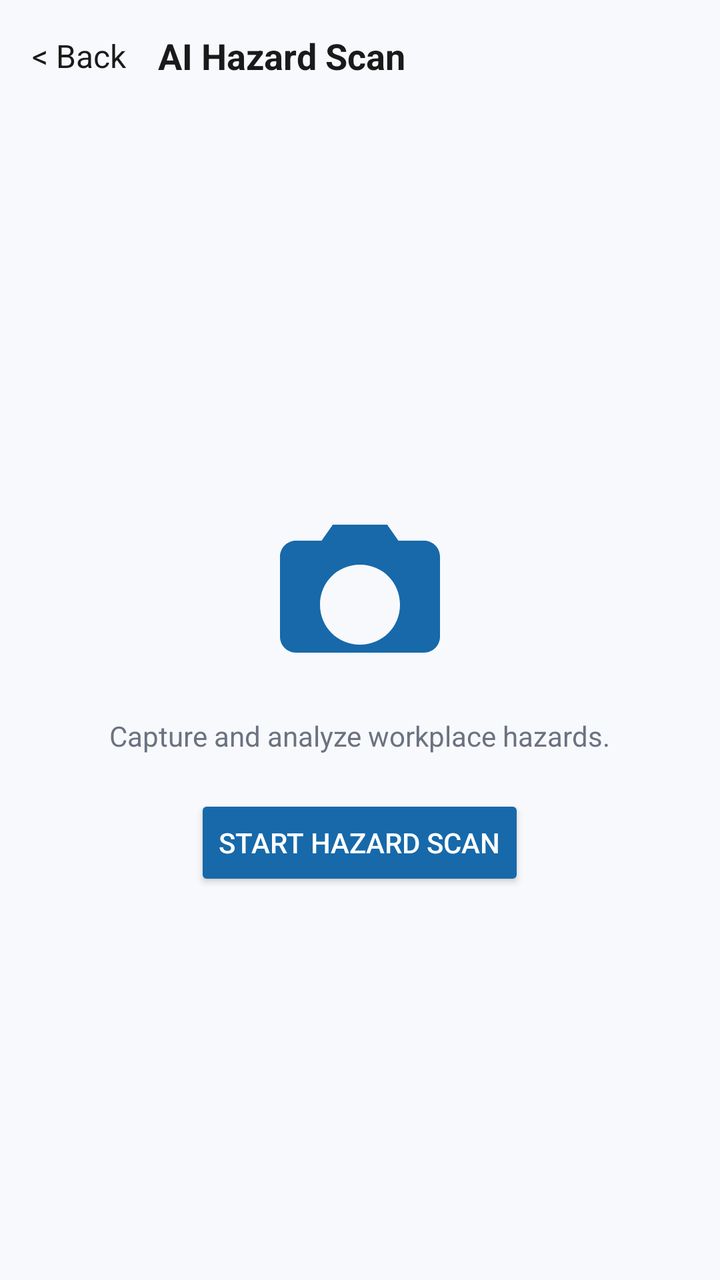
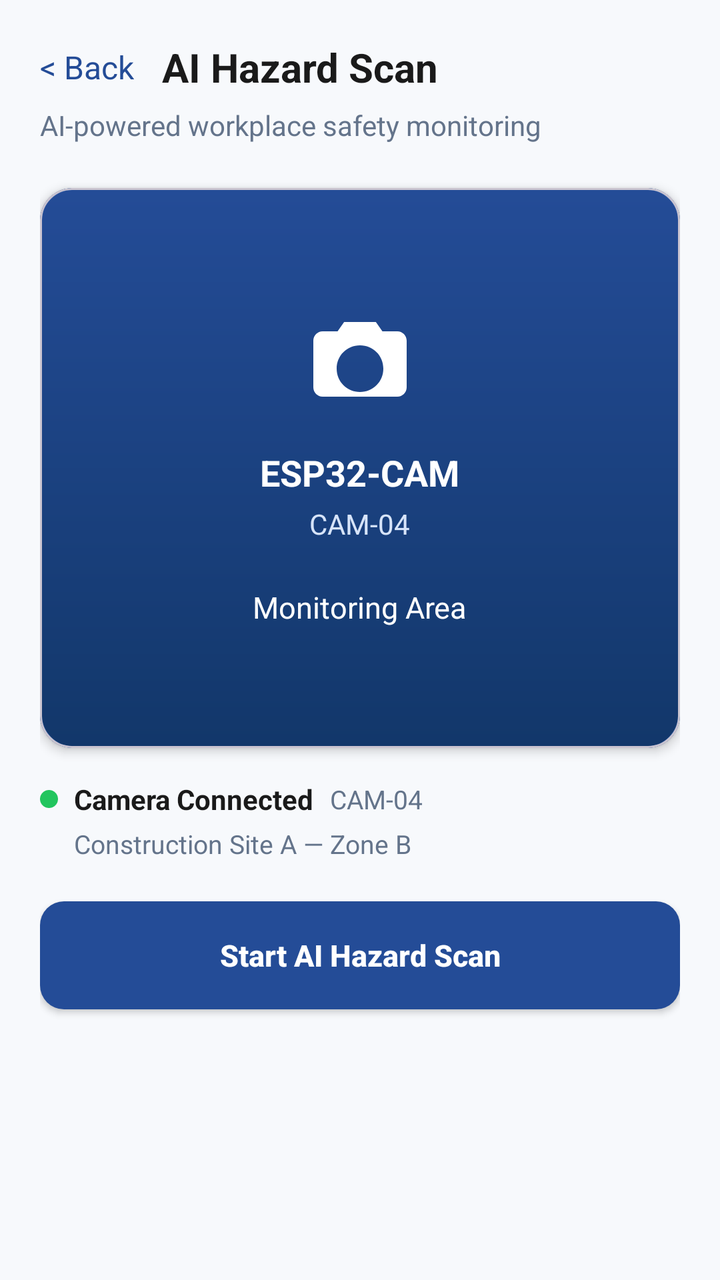

Compare the two renders of this Android layout. The source of the first and the diff that turns it into the second are given below.
<!-- AndroidManifest.xml: application theme Theme.HAZORA -->
<!-- res/layout/activity_hazard_scan.xml -->
<?xml version="1.0" encoding="utf-8"?>
<LinearLayout xmlns:android="http://schemas.android.com/apk/res/android"
    xmlns:app="http://schemas.android.com/apk/res-auto"
    android:layout_width="match_parent"
    android:layout_height="match_parent"
    android:orientation="vertical"
    android:background="@color/background_light">

    <LinearLayout
        android:layout_width="match_parent"
        android:layout_height="56dp"
        android:orientation="horizontal"
        android:paddingStart="16dp"
        android:paddingEnd="16dp"
        android:gravity="center_vertical">

        <TextView
            android:id="@+id/tv_back"
            android:layout_width="wrap_content"
            android:layout_height="wrap_content"
            android:text="&lt; Back"
            android:textColor="@color/primary_text_dark"
            android:textSize="16sp" />

        <TextView
            android:id="@+id/tv_title"
            android:layout_width="wrap_content"
            android:layout_height="wrap_content"
            android:layout_marginStart="16dp"
            android:text="AI Hazard Scan"
            android:textColor="@color/primary_text_dark"
            android:textStyle="bold"
            android:textSize="18sp" />
    </LinearLayout>

    <LinearLayout
        android:layout_width="match_parent"
        android:layout_height="match_parent"
        android:orientation="vertical"
        android:gravity="center"
        android:padding="24dp">

        <ImageView
            android:layout_width="96dp"
            android:layout_height="96dp"
            android:src="@drawable/ic_camera"
            android:tint="@color/primary_blue" />

        <TextView
            android:layout_width="wrap_content"
            android:layout_height="wrap_content"
            android:text="Capture and analyze workplace hazards."
            android:textColor="@color/secondary_text_dark"
            android:layout_marginTop="12dp" />

        <Button
            android:id="@+id/btn_start_scan"
            android:layout_width="wrap_content"
            android:layout_height="wrap_content"
            android:layout_marginTop="20dp"
            android:text="Start Hazard Scan"
            android:backgroundTint="@color/primary_blue"
            android:textColor="@color/white" />

    </LinearLayout>

</LinearLayout>
<!-- resources referenced by this layout -->
<resources>
  <color name="background_light">#F7F9FC</color>
  <color name="primary_blue">#1769AA</color>
  <color name="primary_text_dark">#1A1A1A</color>
  <color name="secondary_text_dark">#6B7280</color>
  <color name="white">#FFFFFFFF</color>
  <!-- drawable ic_camera (drawable) -->
  <?xml version="1.0" encoding="utf-8"?>
  <vector xmlns:android="http://schemas.android.com/apk/res/android"
      android:width="24dp"
      android:height="24dp"
      android:viewportWidth="24"
      android:viewportHeight="24">
      <path
          android:fillColor="#FF000000"
          android:pathData="M20,5h-3.2l-1.4-2H8.6L7.2,5H4c-1.1,0-2,0.9-2,2v10c0,1.1,0.9,2,2,2h16c1.1,0,2-0.9,2-2V7c0-1.1-0.9-2-2-2zM12,18c-2.8,0-5-2.2-5-5s2.2-5,5-5,5,2.2,5,5-2.2,5-5,5z"/>
  </vector>
  <style name="Theme.HAZORA" parent="Base.Theme.HAZORA" />
  <style name="Base.Theme.HAZORA" parent="Theme.Material3.DayNight.NoActionBar">
          <item name="colorPrimary">@color/primary_blue</item>
          <item name="colorOnPrimary">@color/white</item>
          <item name="colorPrimaryContainer">@color/primary_blue_light</item>
          <item name="colorOnPrimaryContainer">@color/background_navy</item>
          <item name="colorSecondary">@color/accent_orange</item>
          <item name="colorOnSecondary">@color/background_navy</item>
          <item name="colorSurface">@color/card_gray</item>
          <item name="colorOnSurface">@color/text_primary</item>
          <item name="android:windowBackground">@color/background_navy</item>
          <item name="android:navigationBarColor">@color/background_navy</item>
          <item name="android:statusBarColor">@color/background_navy</item>
          <item name="android:windowLightStatusBar">false</item>
      </style>
  <color name="primary_blue_light">#65A8DC</color>
  <color name="background_navy">#071A2C</color>
  <color name="accent_orange">#F7941D</color>
  <color name="card_gray">#173047</color>
  <color name="text_primary">#FFFFFFFF</color>
</resources>

<!-- the commit's change to res/layout/activity_hazard_scan.xml (unified diff, before → after) -->
@@ -1,67 +1,285 @@
 <?xml version="1.0" encoding="utf-8"?>
-<LinearLayout xmlns:android="http://schemas.android.com/apk/res/android"
+<ScrollView xmlns:android="http://schemas.android.com/apk/res/android"
     xmlns:app="http://schemas.android.com/apk/res-auto"
     android:layout_width="match_parent"
     android:layout_height="match_parent"
-    android:orientation="vertical"
-    android:background="@color/background_light">
+    android:background="#F7F9FC"
+    android:fillViewport="true">
 
     <LinearLayout
         android:layout_width="match_parent"
-        android:layout_height="56dp"
-        android:orientation="horizontal"
-        android:paddingStart="16dp"
-        android:paddingEnd="16dp"
-        android:gravity="center_vertical">
+        android:layout_height="wrap_content"
+        android:orientation="vertical"
+        android:paddingStart="20dp"
+        android:paddingTop="20dp"
+        android:paddingEnd="20dp"
+        android:paddingBottom="28dp">
+
+        <LinearLayout
+            android:layout_width="match_parent"
+            android:layout_height="wrap_content"
+            android:gravity="center_vertical"
+            android:orientation="horizontal">
+
+            <TextView
+                android:id="@+id/tv_back"
+                android:layout_width="wrap_content"
+                android:layout_height="wrap_content"
+                android:text="&lt; Back"
+                android:textColor="#244C97"
+                android:textSize="16sp" />
+
+            <TextView
+                android:id="@+id/tv_title"
+                android:layout_width="wrap_content"
+                android:layout_height="wrap_content"
+                android:layout_marginStart="14dp"
+                android:text="AI Hazard Scan"
+                android:textColor="#1A1A1A"
+                android:textSize="20sp"
+                android:textStyle="bold" />
+        </LinearLayout>
 
         <TextView
-            android:id="@+id/tv_back"
-            android:layout_width="wrap_content"
-            android:layout_height="wrap_content"
-            android:text="&lt; Back"
-            android:textColor="@color/primary_text_dark"
-            android:textSize="16sp" />
+            android:layout_width="match_parent"
+            android:layout_height="wrap_content"
+            android:layout_marginTop="6dp"
+            android:text="AI-powered workplace safety monitoring"
+            android:textColor="#64748B"
+            android:textSize="14sp" />
+
+        <com.google.android.material.card.MaterialCardView
+            android:layout_width="match_parent"
+            android:layout_height="280dp"
+            android:layout_marginTop="22dp"
+            app:cardBackgroundColor="#1B3C79"
+            app:cardCornerRadius="16dp"
+            app:cardElevation="3dp">
+
+            <LinearLayout
+                android:layout_width="match_parent"
+                android:layout_height="match_parent"
+                android:background="@drawable/bg_hazard_monitoring"
+                android:gravity="center"
+                android:orientation="vertical"
+                android:padding="24dp">
+
+                <ImageView
+                    android:layout_width="56dp"
+                    android:layout_height="56dp"
+                    android:contentDescription="Camera feed"
+                    android:src="@drawable/ic_camera"
+                    android:tint="#FFFFFF" />
+
+                <TextView
+                    android:layout_width="wrap_content"
+                    android:layout_height="wrap_content"
+                    android:layout_marginTop="14dp"
+                    android:text="ESP32-CAM"
+                    android:textColor="#FFFFFF"
+                    android:textSize="18sp"
+                    android:textStyle="bold" />
+
+                <TextView
+                    android:layout_width="wrap_content"
+                    android:layout_height="wrap_content"
+                    android:layout_marginTop="4dp"
+                    android:text="CAM-04"
+                    android:textColor="#D7E4FA"
+                    android:textSize="14sp" />
+
+                <TextView
+                    android:layout_width="wrap_content"
+                    android:layout_height="wrap_content"
+                    android:layout_marginTop="22dp"
+                    android:text="Monitoring Area"
+                    android:textColor="#FFFFFF"
+                    android:textSize="15sp" />
+            </LinearLayout>
+        </com.google.android.material.card.MaterialCardView>
+
+        <LinearLayout
+            android:layout_width="match_parent"
+            android:layout_height="wrap_content"
+            android:layout_marginTop="16dp"
+            android:gravity="center_vertical"
+            android:orientation="horizontal">
+
+            <View
+                android:layout_width="9dp"
+                android:layout_height="9dp"
+                android:layout_marginEnd="8dp"
+                android:background="@drawable/bg_welcome_circle"
+                android:backgroundTint="#22C55E" />
+
+            <TextView
+                android:layout_width="wrap_content"
+                android:layout_height="wrap_content"
+                android:text="Camera Connected"
+                android:textColor="#1A1A1A"
+                android:textSize="14sp"
+                android:textStyle="bold" />
+
+            <TextView
+                android:layout_width="wrap_content"
+                android:layout_height="wrap_content"
+                android:layout_marginStart="8dp"
+                android:text="CAM-04"
+                android:textColor="#64748B"
+                android:textSize="13sp" />
+        </LinearLayout>
 
         <TextView
-            android:id="@+id/tv_title"
-            android:layout_width="wrap_content"
-            android:layout_height="wrap_content"
-            android:layout_marginStart="16dp"
-            android:text="AI Hazard Scan"
-            android:textColor="@color/primary_text_dark"
-            android:textStyle="bold"
-            android:textSize="18sp" />
-    </LinearLayout>
-
-    <LinearLayout
-        android:layout_width="match_parent"
-        android:layout_height="match_parent"
-        android:orientation="vertical"
-        android:gravity="center"
-        android:padding="24dp">
-
-        <ImageView
-            android:layout_width="96dp"
-            android:layout_height="96dp"
-            android:src="@drawable/ic_camera"
-            android:tint="@color/primary_blue" />
-
-        <TextView
-            android:layout_width="wrap_content"
-            android:layout_height="wrap_content"
-            android:text="Capture and analyze workplace hazards."
-            android:textColor="@color/secondary_text_dark"
-            android:layout_marginTop="12dp" />
+            android:layout_width="match_parent"
+            android:layout_height="wrap_content"
+            android:layout_marginStart="17dp"
+            android:layout_marginTop="4dp"
+            android:text="Construction Site A — Zone B"
+            android:textColor="#64748B"
+            android:textSize="13sp" />
+
+        <LinearLayout
+            android:id="@+id/layout_analyzing"
+            android:layout_width="match_parent"
+            android:layout_height="wrap_content"
+            android:layout_marginTop="20dp"
+            android:gravity="center_vertical"
+            android:orientation="horizontal"
+            android:visibility="gone">
+
+            <ProgressBar
+                android:layout_width="32dp"
+                android:layout_height="32dp"
+                android:indeterminateTint="#244C97" />
+
+            <LinearLayout
+                android:layout_width="0dp"
+                android:layout_height="wrap_content"
+                android:layout_marginStart="12dp"
+                android:layout_weight="1"
+                android:orientation="vertical">
+
+                <TextView
+                    android:layout_width="match_parent"
+                    android:layout_height="wrap_content"
+                    android:text="Analyzing Workplace Image..."
+                    android:textColor="#1A1A1A"
+                    android:textSize="16sp"
+                    android:textStyle="bold" />
+
+                <TextView
+                    android:layout_width="match_parent"
+                    android:layout_height="wrap_content"
+                    android:layout_marginTop="3dp"
+                    android:text="Scanning for hazards and PPE violations."
+                    android:textColor="#64748B"
+                    android:textSize="13sp" />
+            </LinearLayout>
+        </LinearLayout>
 
         <Button
             android:id="@+id/btn_start_scan"
-            android:layout_width="wrap_content"
-            android:layout_height="wrap_content"
+            android:layout_width="match_parent"
+            android:layout_height="54dp"
             android:layout_marginTop="20dp"
-            android:text="Start Hazard Scan"
-            android:backgroundTint="@color/primary_blue"
-            android:textColor="@color/white" />
-
+            android:background="@drawable/bg_hazard_primary_button"
+            android:text="Start AI Hazard Scan"
+            android:textAllCaps="false"
+            android:textColor="#FFFFFF"
+            android:textSize="15sp"
+            android:textStyle="bold" />
+
+        <com.google.android.material.card.MaterialCardView
+            android:id="@+id/card_scan_result"
+            android:layout_width="match_parent"
+            android:layout_height="wrap_content"
+            android:layout_marginTop="20dp"
+            android:visibility="gone"
+            app:cardBackgroundColor="#FFFFFF"
+            app:cardCornerRadius="16dp"
+            app:cardElevation="2dp">
+
+            <LinearLayout
+                android:layout_width="match_parent"
+                android:layout_height="wrap_content"
+                android:orientation="vertical"
+                android:padding="18dp">
+
+                <LinearLayout
+                    android:layout_width="match_parent"
+                    android:layout_height="wrap_content"
+                    android:gravity="center_vertical"
+                    android:orientation="horizontal">
+
+                    <View
+                        android:layout_width="10dp"
+                        android:layout_height="10dp"
+                        android:layout_marginEnd="9dp"
+                        android:background="@drawable/bg_welcome_circle"
+                        android:backgroundTint="#EF4444" />
+
+                    <TextView
+                        android:layout_width="wrap_content"
+                        android:layout_height="wrap_content"
+                        android:text="Hazard Detected"
+                        android:textColor="#EF4444"
+                        android:textSize="17sp"
+                        android:textStyle="bold" />
+                </LinearLayout>
+
+                <TextView
+                    android:layout_width="match_parent"
+                    android:layout_height="wrap_content"
+                    android:layout_marginTop="16dp"
+                    android:text="Missing Hard Hat"
+                    android:textColor="#1A1A1A"
+                    android:textSize="20sp"
+                    android:textStyle="bold" />
+
+                <TextView
+                    android:layout_width="match_parent"
+                    android:layout_height="wrap_content"
+                    android:layout_marginTop="12dp"
+                    android:text="Camera:  CAM-04\nLocation:  Construction Site A — Zone B\nConfidence:  96.4%"
+                    android:textColor="#64748B"
+                    android:textSize="14sp" />
+
+                <TextView
+                    android:layout_width="wrap_content"
+                    android:layout_height="wrap_content"
+                    android:layout_marginTop="14dp"
+                    android:background="#FEE2E2"
+                    android:paddingStart="10dp"
+                    android:paddingTop="5dp"
+                    android:paddingEnd="10dp"
+                    android:paddingBottom="5dp"
+                    android:text="NEW"
+                    android:textColor="#EF4444"
+                    android:textSize="12sp"
+                    android:textStyle="bold" />
+
+                <Button
+                    android:id="@+id/btn_view_incident"
+                    android:layout_width="match_parent"
+                    android:layout_height="50dp"
+                    android:layout_marginTop="18dp"
+                    android:background="@drawable/bg_hazard_primary_button"
+                    android:text="View Incident"
+                    android:textAllCaps="false"
+                    android:textColor="#FFFFFF"
+                    android:textStyle="bold" />
+
+                <Button
+                    android:id="@+id/btn_scan_again"
+                    android:layout_width="match_parent"
+                    android:layout_height="50dp"
+                    android:layout_marginTop="8dp"
+                    android:background="@drawable/bg_hazard_secondary_button"
+                    android:text="Scan Again"
+                    android:textAllCaps="false"
+                    android:textColor="#244C97"
+                    android:textStyle="bold" />
+            </LinearLayout>
+        </com.google.android.material.card.MaterialCardView>
     </LinearLayout>
-
-</LinearLayout>
+</ScrollView>
<!-- resource entries referenced after the edit -->
@@ -1,10 +1,33 @@
 <!-- resources referenced by this layout -->
 <resources>
-  <color name="background_light">#F7F9FC</color>
-  <color name="primary_blue">#1769AA</color>
-  <color name="primary_text_dark">#1A1A1A</color>
-  <color name="secondary_text_dark">#6B7280</color>
-  <color name="white">#FFFFFFFF</color>
+  <!-- drawable bg_hazard_monitoring (drawable) -->
+  <?xml version="1.0" encoding="utf-8"?>
+  <shape xmlns:android="http://schemas.android.com/apk/res/android" android:shape="rectangle">
+      <gradient
+          android:angle="270"
+          android:endColor="#12376A"
+          android:startColor="#244C97" />
+      <corners android:radius="16dp" />
+      <stroke android:width="1dp" android:color="#4A73B5" />
+  </shape>
+  <!-- drawable bg_hazard_primary_button (drawable) -->
+  <?xml version="1.0" encoding="utf-8"?>
+  <shape xmlns:android="http://schemas.android.com/apk/res/android" android:shape="rectangle">
+      <solid android:color="#244C97" />
+      <corners android:radius="12dp" />
+  </shape>
+  <!-- drawable bg_hazard_secondary_button (drawable) -->
+  <?xml version="1.0" encoding="utf-8"?>
+  <shape xmlns:android="http://schemas.android.com/apk/res/android" android:shape="rectangle">
+      <solid android:color="#E8EEF9" />
+      <stroke android:width="1dp" android:color="#244C97" />
+      <corners android:radius="12dp" />
+  </shape>
+  <!-- drawable bg_welcome_circle (drawable) -->
+  <?xml version="1.0" encoding="utf-8"?>
+  <shape xmlns:android="http://schemas.android.com/apk/res/android" android:shape="oval">
+      <solid android:color="@color/primary_blue_light" />
+  </shape>
   <!-- drawable ic_camera (drawable) -->
   <?xml version="1.0" encoding="utf-8"?>
   <vector xmlns:android="http://schemas.android.com/apk/res/android"
@@ -17,6 +40,7 @@
           android:pathData="M20,5h-3.2l-1.4-2H8.6L7.2,5H4c-1.1,0-2,0.9-2,2v10c0,1.1,0.9,2,2,2h16c1.1,0,2-0.9,2-2V7c0-1.1-0.9-2-2-2zM12,18c-2.8,0-5-2.2-5-5s2.2-5,5-5,5,2.2,5,5-2.2,5-5,5z"/>
   </vector>
   <style name="Theme.HAZORA" parent="Base.Theme.HAZORA" />
+  <color name="primary_blue_light">#65A8DC</color>
   <style name="Base.Theme.HAZORA" parent="Theme.Material3.DayNight.NoActionBar">
           <item name="colorPrimary">@color/primary_blue</item>
           <item name="colorOnPrimary">@color/white</item>
@@ -31,7 +55,8 @@
           <item name="android:statusBarColor">@color/background_navy</item>
           <item name="android:windowLightStatusBar">false</item>
       </style>
-  <color name="primary_blue_light">#65A8DC</color>
+  <color name="primary_blue">#1769AA</color>
+  <color name="white">#FFFFFFFF</color>
   <color name="background_navy">#071A2C</color>
   <color name="accent_orange">#F7941D</color>
   <color name="card_gray">#173047</color>
